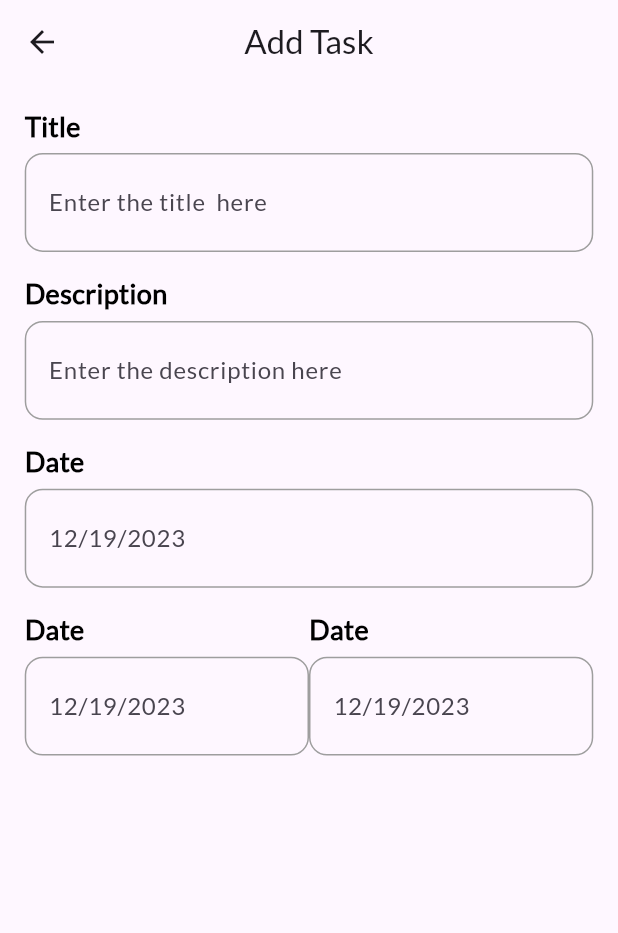
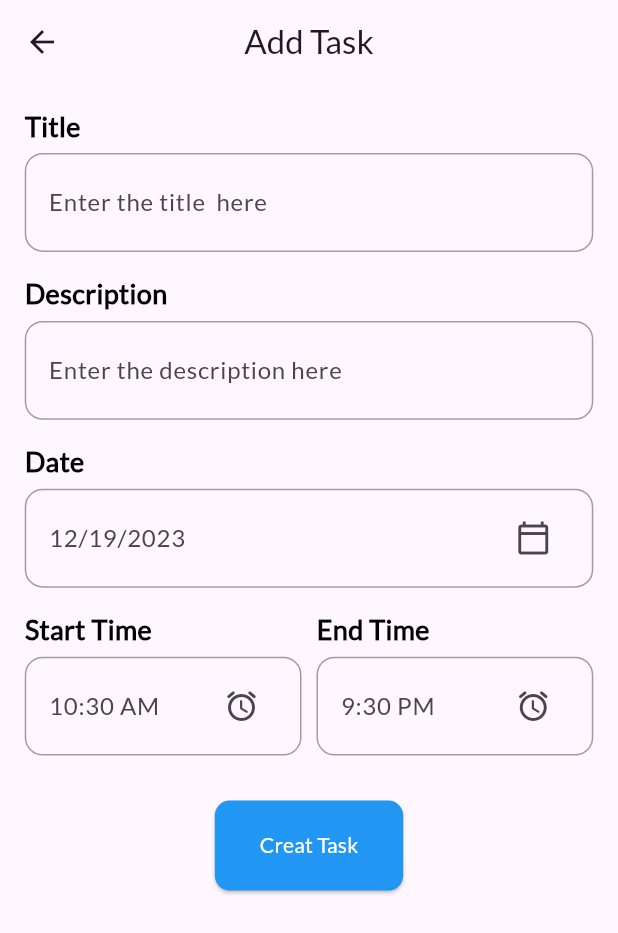
Before and after one commit to mdnayeemm416/TODO, a Flutter app: the AddTask screen opened directly, on a phone screen of 412 x 824 dp. Shown: the top 933 px of the screen. Run offline on Flutter 3.47's test engine with Material 3 defaults, Android fonts, the phone set to English and light mode, and no system bars; our stand-ins replace date_picker_timeline, get, google_fonts.

Commit message:
Add task

```diff
--- a/lib/Add_task/add_task.dart
+++ b/lib/Add_task/add_task.dart
@@ -1,6 +1,8 @@
 import 'package:flutter/material.dart';
+import 'package:get/get.dart';
 import 'package:intl/intl.dart';
 import 'package:todo_app/App_Constant/app_constant.dart';
+import 'package:todo_app/controller/Add_Task_Controller/add_task_controller.dart';
 import 'package:todo_app/widgets/task_input_field.dart';
 
 class AddTask extends StatefulWidget {
@@ -11,6 +13,7 @@ class AddTask extends StatefulWidget {
 }
 
 class _AddTaskState extends State<AddTask> {
+  AddTaskController addTaskController = Get.put(AddTaskController());
   @override
   Widget build(BuildContext context) {
     return Scaffold(
@@ -18,39 +21,84 @@ class _AddTaskState extends State<AddTask> {
         title: Text("Add Task"),
         centerTitle: true,
       ),
-      body: Padding(
+      body: SingleChildScrollView(
+        child: Container(
+          height: AppSize.height(context),
+          width: AppSize.width(context),
           padding: EdgeInsets.symmetric(horizontal: AppSize.height20(context)),
           child: Column(
             children: [
-            TaskInputField(
+              const TaskInputField(
                 title: "Title",
                 hint: "Enter the title  here",
               ),
-            TaskInputField(
+              const TaskInputField(
                 title: "Description",
                 hint: "Enter the description here",
               ),
-            TaskInputField(
+              Obx(
+                () => TaskInputField(
                   title: "Date",
-              hint: DateFormat.yMd().format(DateTime.now()),
+                  hint: DateFormat.yMd()
+                      .format(addTaskController.pickeddate!.value),
+                  widget: IconButton(
+                    onPressed: () {
+                      addTaskController.getdateFromUser(context);
+                    },
+                    icon: const Icon(Icons.calendar_today_outlined),
                   ),
-            Row(
+                ),
+              ),
+              Obx(
+                () => Row(
                   children: [
                     Expanded(
                       child: TaskInputField(
-                    title: "Date",
-                    hint: DateFormat.yMd().format(DateTime.now()),
+                        title: "Start Time",
+                        hint: addTaskController.starttTime.value,
+                        widget: IconButton(
+                          onPressed: () {
+                            addTaskController.gettimeFromUser(context, true);
+                          },
+                          icon: const Icon(Icons.access_alarm_rounded),
                         ),
+                      ),
+                    ),
+                    const SizedBox(
+                      width: 10,
                     ),
                     Expanded(
                       child: TaskInputField(
-                    title: "Date",
-                    hint: DateFormat.yMd().format(DateTime.now()),
+                        title: "End Time",
+                        hint: addTaskController.endTime.value,
+                        widget: IconButton(
+                          onPressed: () {
+                            addTaskController.gettimeFromUser(context, false);
+                          },
+                          icon: const Icon(Icons.access_alarm_rounded),
+                        ),
                       ),
                     ),
                   ],
-            )
+                ),
+              ),
+              const SizedBox(
+                height: 30,
+              ),
+              ElevatedButton(
+                  style: ElevatedButton.styleFrom(
+                      backgroundColor: blueColor,
+                      shape: RoundedRectangleBorder(
+                          borderRadius: BorderRadius.circular(10)),
+                      padding: const EdgeInsets.symmetric(
+                          horizontal: 30, vertical: 20)),
+                  onPressed: () {},
+                  child: const Text(
+                    "Creat Task",
+                    style: TextStyle(color: Colors.white),
+                  ))
             ],
+          ),
         ),
       ),
     );
--- a/lib/main.dart
+++ b/lib/main.dart
@@ -18,7 +18,7 @@ class MyApp extends StatelessWidget {
       title: 'TODO APP',
       theme: ThemeData(
           textTheme: GoogleFonts.latoTextTheme(Theme.of(context).textTheme)),
-      home: const AddTask(),
+      home: const Home(),
     );
   }
 }
--- a/lib/widgets/task_input_field.dart
+++ b/lib/widgets/task_input_field.dart
@@ -44,6 +44,7 @@ class _TaskInputFieldState extends State<TaskInputField> {
               children: [
                 Expanded(
                     child: TextFormField(
+                  readOnly: widget.widget == null ? false : true,
                   controller: widget.controller,
                   decoration: InputDecoration(
                       hintText: widget.hint,
@@ -51,7 +52,10 @@ class _TaskInputFieldState extends State<TaskInputField> {
                           borderSide: BorderSide.none),
                       focusedBorder: const UnderlineInputBorder(
                           borderSide: BorderSide.none)),
-                ))
+                )),
+                widget.widget == null
+                    ? Container()
+                    : Container(child: widget.widget)
               ],
             ),
           )
```
Also changed, not shown: lib/controller/Add_Task_Controller/add_task_controller.dart (added, +37 -0 lines). Lines whose indentation alone changed are shown as unchanged.
